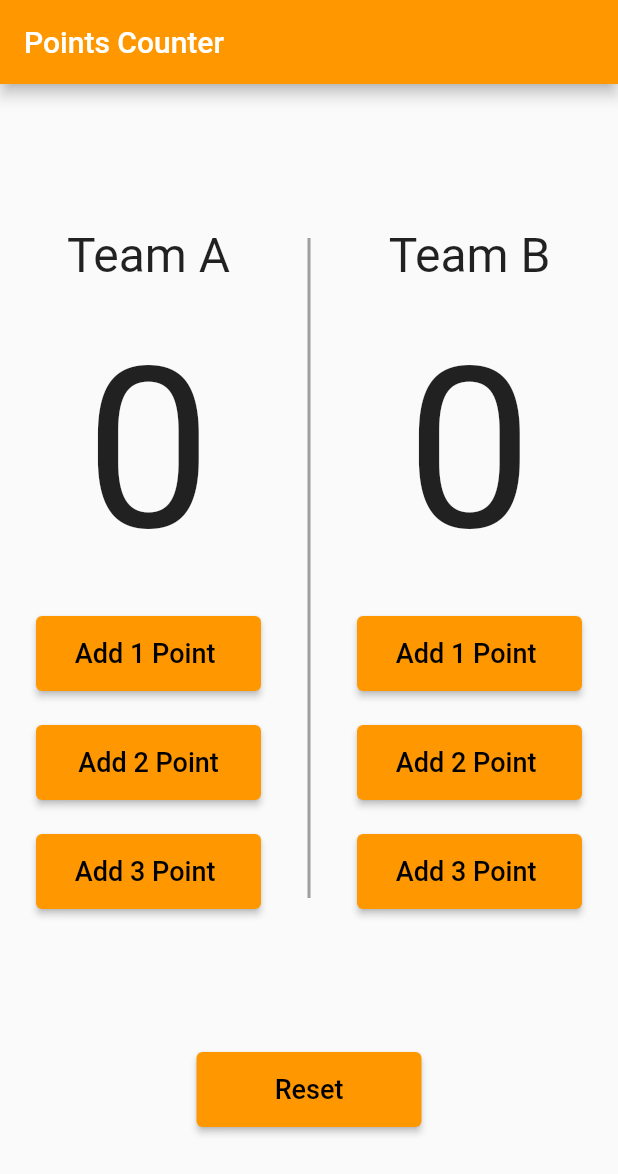
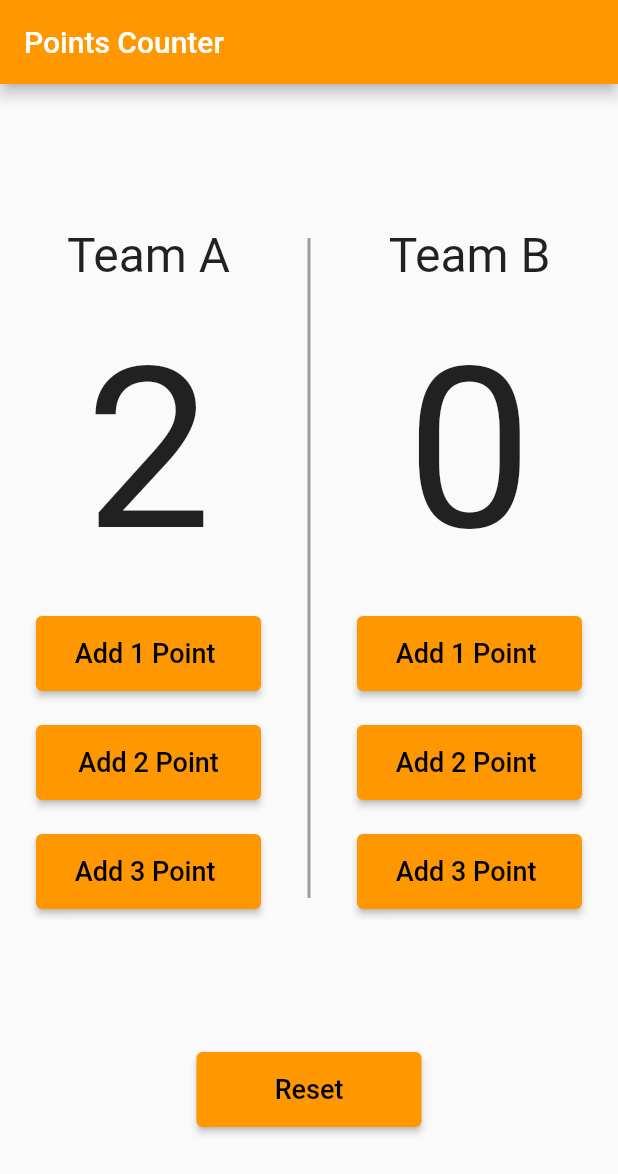
Before and after one commit to muhammad-marzouk/basketball_counter_app, a Flutter app: the screen it shows after launch, after a tap on "Add 2 Point", on a phone screen of 412 x 824 dp. Shown: the top 1174 px of the screen. Run offline on Flutter 3.47's test engine with Material 2 defaults, Android fonts, the phone set to English and light mode, and no system bars; our stand-ins replace flutter_bloc.

Commit message:
full app

```diff
--- a/lib/cubit/counter_cubit.dart
+++ b/lib/cubit/counter_cubit.dart
@@ -5,5 +5,23 @@ import 'counter_state.dart';
 class CounterCubit extends Cubit<CounterState>{
   CounterCubit(): super(InitialState());
 
+  static CounterCubit get(context) => BlocProvider.of(context);
+
   int teamAIncrement = 0;
+  int teamBIncrement = 0;
+
+  void teamIncrement({required String team, required int buttonNumber}){
+    if(team == 'A'){
+      teamAIncrement += buttonNumber;
+      emit(CounterATeamIncrement());
+    }else{
+      teamBIncrement += buttonNumber;
+      emit(CounterBTeamIncrement());
+    }
+  }
+  void teamClear(){
+    teamAIncrement = 0;
+    teamBIncrement = 0;
+    emit(CounterBTeamIncrement());
+  }
 }
--- a/lib/main.dart
+++ b/lib/main.dart
@@ -1,10 +1,13 @@
+import 'package:basketball_counter_app/cubit/counter_state.dart';
 import 'package:flutter/material.dart';
 import 'package:flutter_bloc/flutter_bloc.dart';
 
+import 'cubit/bloc_observer.dart';
 import 'cubit/counter_cubit.dart';
 
 void main() {
   runApp(const PointsCounter());
+  Bloc.observer = MyBlocObserver();
 }
 
 class PointsCounter extends StatelessWidget{
@@ -16,18 +19,22 @@ class PointsCounter extends StatelessWidget{
       create: (BuildContext context) {
         return CounterCubit();
       },
-      child: MaterialApp(
+      child: const MaterialApp(
         home: HomeScreen(),
       ),
     );
   }
 
 }
+
 class HomeScreen extends StatelessWidget {
   const HomeScreen({super.key});
 
   @override
   Widget build(BuildContext context) {
+    return BlocConsumer <CounterCubit, CounterState>(
+      listener: (context, state){},
+      builder: (context, state){
         return Scaffold(
           appBar: AppBar(
             backgroundColor: Colors.orange,
@@ -39,7 +46,7 @@ class HomeScreen extends StatelessWidget {
               Row(
                 mainAxisAlignment: MainAxisAlignment.spaceEvenly,
                 children: [
-              Container(
+                  SizedBox(
                     height: 500,
                     child: Column(
                       mainAxisAlignment: MainAxisAlignment.spaceEvenly,
@@ -51,7 +58,7 @@ class HomeScreen extends StatelessWidget {
                           ),
                         ),
                         Text(
-                      '0',
+                          '${CounterCubit.get(context).teamAIncrement}',
                           style: const TextStyle(
                             fontSize: 150,
                           ),
@@ -63,7 +70,7 @@ class HomeScreen extends StatelessWidget {
                             minimumSize: const Size(150, 50),
                           ),
                           onPressed: () {
-
+                            CounterCubit.get(context).teamIncrement(team: 'A',buttonNumber: 1);
                           },
                           child: const Text(
                             'Add 1 Point ',
@@ -79,7 +86,7 @@ class HomeScreen extends StatelessWidget {
                             minimumSize: const Size(150, 50),
                           ),
                           onPressed: () {
-
+                            CounterCubit.get(context).teamIncrement(team: 'A',buttonNumber: 2);
                           },
                           child: const Text(
                             'Add 2 Point',
@@ -95,7 +102,7 @@ class HomeScreen extends StatelessWidget {
                             minimumSize: const Size(150, 50),
                           ),
                           onPressed: () {
-
+                            CounterCubit.get(context).teamIncrement(team: 'A',buttonNumber: 3);
                           },
                           child: const Text(
                             'Add 3 Point ',
@@ -108,16 +115,16 @@ class HomeScreen extends StatelessWidget {
                       ],
                     ),
                   ),
-              Container(
+                  const SizedBox(
                     height: 500,
-                child: const VerticalDivider(
+                    child: VerticalDivider(
                       indent: 30,
                       endIndent: 30,
                       color: Colors.grey,
                       thickness: 2,
                     ),
                   ),
-              Container(
+                  SizedBox(
                     height: 500,
                     child: Column(
                       mainAxisAlignment: MainAxisAlignment.spaceEvenly,
@@ -129,7 +136,7 @@ class HomeScreen extends StatelessWidget {
                           ),
                         ),
                         Text(
-                      '0',
+                          '${CounterCubit.get(context).teamBIncrement}',
                           style: const TextStyle(
                             fontSize: 150,
                           ),
@@ -141,7 +148,8 @@ class HomeScreen extends StatelessWidget {
                             minimumSize: const Size(150, 50),
                           ),
                           onPressed: () {
-
+                            // CounterCubit.get(context).teamIncrement(team: 'B',buttonNumber: 1);
+                            BlocProvider.of<CounterCubit>(context).teamIncrement(team: 'B', buttonNumber: 1);
                           },
                           child: const Text(
                             'Add 1 Point ',
@@ -157,7 +165,8 @@ class HomeScreen extends StatelessWidget {
                             minimumSize: const Size(150, 50),
                           ),
                           onPressed: () {
-
+                            // CounterCubit.get(context).teamIncrement(team: 'B',buttonNumber: 2);
+                            BlocProvider.of<CounterCubit>(context).teamIncrement(team: 'B', buttonNumber: 2);
                           },
                           child: const Text(
                             'Add 2 Point ',
@@ -173,7 +182,8 @@ class HomeScreen extends StatelessWidget {
                             minimumSize: const Size(150, 50),
                           ),
                           onPressed: () {
-
+                            // CounterCubit.get(context).teamIncrement(team: 'B',buttonNumber: 1);
+                            BlocProvider.of<CounterCubit>(context).teamIncrement(team: 'B', buttonNumber: 1);
                           },
                           child: const Text(
                             'Add 3 Point ',
@@ -195,7 +205,7 @@ class HomeScreen extends StatelessWidget {
                   minimumSize: const Size(150, 50),
                 ),
                 onPressed: () {
-
+                  CounterCubit.get(context).teamClear();
                 },
                 child: const Text(
                   'Reset',
@@ -208,5 +218,7 @@ class HomeScreen extends StatelessWidget {
             ],
           ),
         );
+      },
+    );
   }
 }
--- a/pubspec.yaml
+++ b/pubspec.yaml
@@ -31,6 +31,7 @@ dependencies:
   flutter:
     sdk: flutter
   flutter_bloc: ^8.1.3
+  bloc: ^8.1.2
 
 
   # The following adds the Cupertino Icons font to your application.
```
Also changed, not shown: lib/cubit/bloc_observer.dart (added, +39 -0 lines), pubspec.lock. Lines whose indentation alone changed are shown as unchanged.
